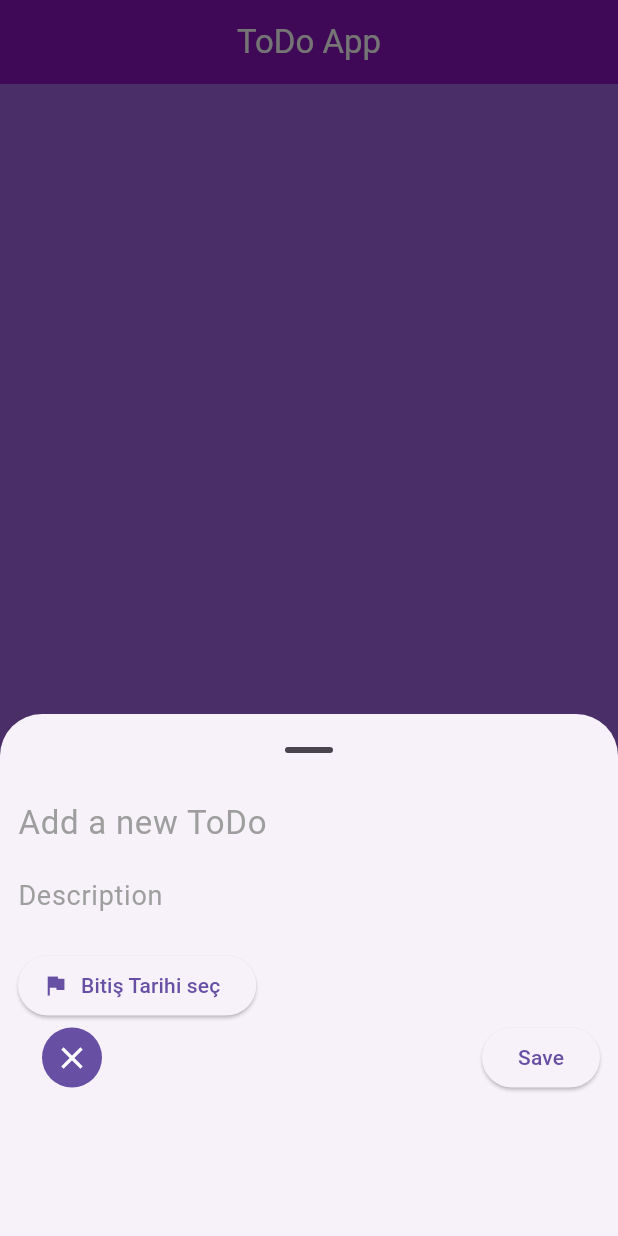
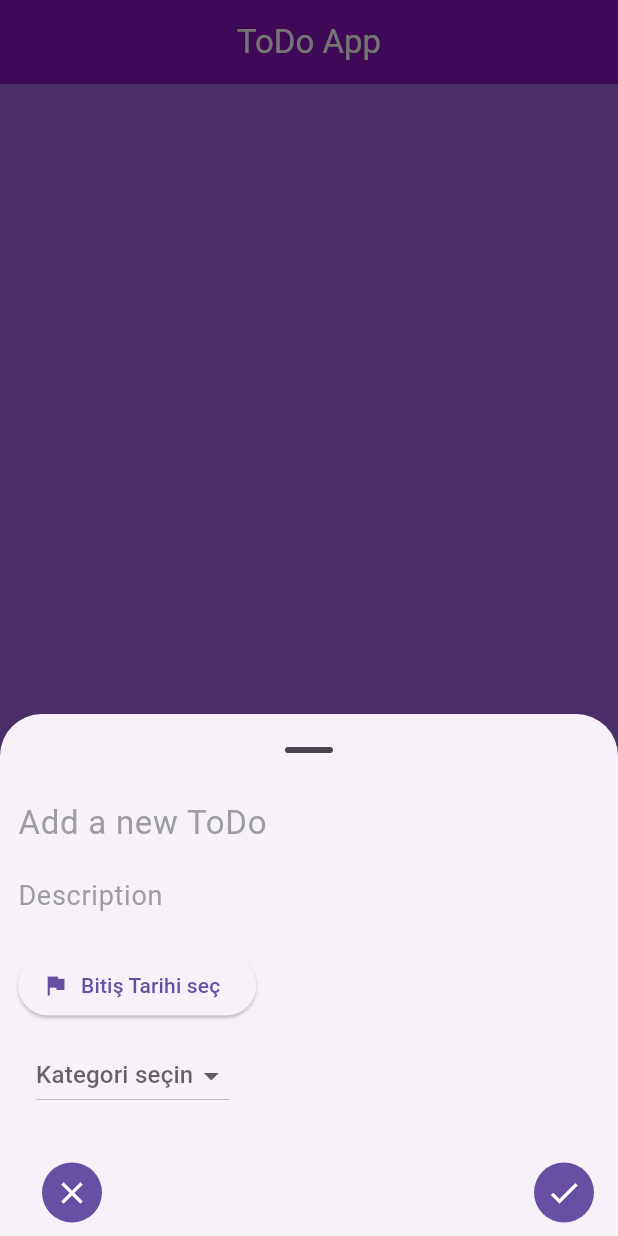
Before and after one commit to SeymenOzdes/ToDoApp, a Flutter app: the screen it shows after launch, after a tap on the "add" icon, on a phone screen of 412 x 824 dp. Run offline on Flutter 3.47's test engine with Material 3 defaults, Android fonts, the phone set to English and light mode, and no system bars; our stand-ins replace flutter_slidable, logger, sqflite; accounts and stored records are empty.

Commit message:
fixed buttons positioning and added taskCategory

```diff
--- a/lib/database_helper.dart
+++ b/lib/database_helper.dart
@@ -13,10 +13,10 @@ class DatabaseHelper {
     return _database!;
   }
 
-  Future<void> deleteDatabase() async {
-    final db = await database;
-    await db.execute('DROP TABLE IF EXISTS todos');
-  }
+  // Future<void> deleteDatabase(String path) async {
+  //   final db = await database;
+  //   await db.execute('DROP TABLE IF EXISTS todos');
+  // }
 
   Future<Database> _initDatabase() async {
     final dbPath = await getDatabasesPath();
@@ -24,23 +24,20 @@ class DatabaseHelper {
 
     return await openDatabase(
       path,
-      version: 3,
+      version: 4,
       onCreate: (db, version) async {
         await db.execute(
           'CREATE TABLE todos('
           'id INTEGER PRIMARY KEY AUTOINCREMENT, '
           'taskName TEXT, '
           'taskCompleted INTEGER, '
-          'isVisible INTEGER)'
+          'isVisible INTEGER, '
           'taskDescription TEXT, '
-          'taskDate TEXT)',
+          'taskDate TEXT, '
+          'taskCategory TEXT)',
+
         );
       },
-      // onUpgrade: (db, oldVersion, newVersion) async {
-      //   if (oldVersion < newVersion) {
-      //     await db.execute('ALTER TABLE todos ADD COLUMN isVisible INTEGER DEFAULT 1');
-      //   }
-      // },
       onUpgrade: (db, oldVersion, newVersion) async {
         if (oldVersion < 3) {
           await db.execute(
@@ -49,6 +46,11 @@ class DatabaseHelper {
           await db.execute(
             'ALTER TABLE todos ADD COLUMN taskDate TEXT',
           );
+          if (oldVersion < 4) {
+          await db.execute(
+            'ALTER TABLE todos ADD COLUMN taskCategory TEXT',
+          );
+        }
         }
       },
     );
@@ -89,4 +91,10 @@ class DatabaseHelper {
       [1],
     );
   }
+  Future<void> deleteDatabaseFile() async {
+  final dbPath = await getDatabasesPath();
+  final path = join(dbPath, 'todo.db');
+  await deleteDatabase(path);
 }
+
+}
--- a/lib/home_page.dart
+++ b/lib/home_page.dart
@@ -17,9 +17,11 @@ class HomePage extends StatefulWidget {
 class _HomePageState extends State<HomePage> {
   final DatabaseHelper _databaseHelper = DatabaseHelper();
   final _textController = TextEditingController();
-  final _descriptionTextController = TextEditingController();
+  final descriptionTextController = TextEditingController();
   DateTime dateTime = DateTime.now();
   List<TodoModel> todoItems = [];
+  String _selectedValue = "";
+  final List<String> _categories = ["Gündelik", "İş", "Okul"];
   var log = Logger();
 
   @override
@@ -45,21 +47,22 @@ class _HomePageState extends State<HomePage> {
 
   Future<void> saveTask() async {
     if (_textController.text.isNotEmpty &&
-        _descriptionTextController.text.isNotEmpty) {
+        descriptionTextController.text.isNotEmpty) {
       final todo = TodoModel(
         id: null,
         taskName: _textController.text,
         taskCompleted: false,
         isVisible: true, // ekledim
-        taskDescription: _descriptionTextController.text,
+        taskDescription: descriptionTextController.text,
         taskDate: dateTime,
+        taskCategory: _selectedValue,
       );
       try {
         log.i(todoItems.indexed);
 
         await _databaseHelper.insertTodo(todo);
         _textController.clear();
-        _descriptionTextController.clear();
+        descriptionTextController.clear();
         await _loadTodos();
       } catch (e) {
         log.e('Error inserting todo: $e');
@@ -76,6 +79,7 @@ class _HomePageState extends State<HomePage> {
       isVisible: true,
       taskDescription: todo.taskDescription,
       taskDate: dateTime,
+      taskCategory: _selectedValue,
     );
     await _databaseHelper.updateTodo(updatedTodo);
     await _loadTodos();
@@ -93,7 +97,8 @@ class _HomePageState extends State<HomePage> {
       taskCompleted: todo.taskCompleted,
       isVisible: false,
       taskDescription: todo.taskDescription,
-      taskDate: dateTime,
+      taskDate: todo.taskDate,
+      taskCategory: todo.taskCategory
     );
 
     await _databaseHelper.updateTodo(updatedTodo);
@@ -169,7 +174,7 @@ class _HomePageState extends State<HomePage> {
                     ),
                     TextField(
                       style: const TextStyle(fontSize: 18),
-                      controller: _descriptionTextController,
+                      controller: descriptionTextController,
                       decoration: const InputDecoration(
                         hintText: "Description",
                         hintStyle: TextStyle(fontSize: 18, color: Colors.grey),
@@ -193,29 +198,52 @@ class _HomePageState extends State<HomePage> {
                       ],
                     ),
                     Padding(
+                      padding: const EdgeInsets.only(left: 12, top: 12),
+                      child: Align(
+                        alignment: Alignment.bottomLeft,
+                        child: DropdownButton<String>(
+                          value: _categories.contains(_selectedValue)
+                              ? _selectedValue
+                              : null,
+                          onChanged: (String? newValue) {
+                            setState(() {
+                              _selectedValue = newValue ?? "";
+                            });
+                          },
+                          hint: const Text('Kategori seçin'),
+                          items: _categories.map((String category) {
+                            return DropdownMenuItem<String>(
+                              value: category,
+                              child: Text(category),
+                            );
+                          }).toList(),
+                        ),
+                      ),
+                    ),
+                    const SizedBox(height: 30),
+                    Padding(
                       padding: const EdgeInsets.symmetric(horizontal: 12),
-                      child: Align(
-                        alignment: Alignment.bottomCenter,
                       child: Row(
                         mainAxisAlignment: MainAxisAlignment.spaceBetween,
+                        // crossAxisAlignment: CrossAxisAlignment.end,
                         children: [
                           IconButton.filled(
                               onPressed: () {
                                 Navigator.pop(context);
                                 _textController.clear();
-                                  _descriptionTextController.clear();
+                                descriptionTextController.clear();
                               },
                               icon: const Icon(Icons.close)),
-                            ElevatedButton(
+                          IconButton.filled(
                               onPressed: () {
                                 saveTask();
                                 Navigator.pop(context);
                               },
-                                child: const Text("Save")),
+                              icon: const Icon(Icons.check),
+                          )
                         ],
                       ),
                     ),
-                    )
                   ],
                 ),
               ));
@@ -244,6 +272,7 @@ class _HomePageState extends State<HomePage> {
               onChanged: (value) => checkBoxChanged(index),
               deleteTask: (context) => deleteTask(todoItems[index]),
               taskDate: todoItems[index].taskDate,
+              taskCategory:todoItems[index].taskCategory ,
             ),
           );
         },
@@ -269,7 +298,7 @@ class _HomePageState extends State<HomePage> {
   @override
   void dispose() {
     _textController.dispose();
-    _descriptionTextController.dispose();
+    descriptionTextController.dispose();
     super.dispose();
   }
 }
--- a/lib/main.dart
+++ b/lib/main.dart
@@ -1,6 +1,11 @@
 import "package:first_app/home_page.dart";
 import "package:flutter/material.dart";
-void main() {
+import 'database_helper.dart';
+import 'dart:async';
+Future<void> main() async {
+  // WidgetsFlutterBinding.ensureInitialized();
+  // final databaseHelper = DatabaseHelper();
+  // await databaseHelper.deleteDatabaseFile();
   runApp(const Home());
 }
 
--- a/lib/todo_model.dart
+++ b/lib/todo_model.dart
@@ -5,6 +5,7 @@ class TodoModel {
   bool isVisible;
   final String taskDescription;
   final DateTime taskDate;
+  final String taskCategory;
 
   TodoModel({
     this.id,
@@ -13,6 +14,7 @@ class TodoModel {
     this.isVisible = true,
     required this.taskDescription,
     required this.taskDate,
+    required this.taskCategory,
   });
 
   factory TodoModel.fromMap(Map<String, dynamic> map) {
@@ -22,8 +24,9 @@ class TodoModel {
       taskCompleted: map['taskCompleted'] == 1,
       isVisible: map['isVisible'] == 1,
       taskDescription: map['taskDescription'] as String? ?? '',
-      taskDate: DateTime.tryParse(map['taskDate'] as String? ?? '') ??
-          DateTime.now(),
+      taskDate:
+          DateTime.tryParse(map['taskDate'] as String? ?? '') ?? DateTime.now(),
+      taskCategory: map['taskCategory'] as String? ?? '',
     );
   }
 
@@ -36,6 +39,7 @@ class TodoModel {
       'isVisible': isVisible ? 1 : 0,
       'taskDescription': taskDescription,
       'taskDate': taskDate.toIso8601String(),
+      'taskCategory': taskCategory,
     };
   }
 }
```
Also changed, not shown: lib/adding_todo_sheet.dart (+141 -52 lines), lib/todo_item.dart (+16 -5 lines). Lines whose indentation alone changed are shown as unchanged.
